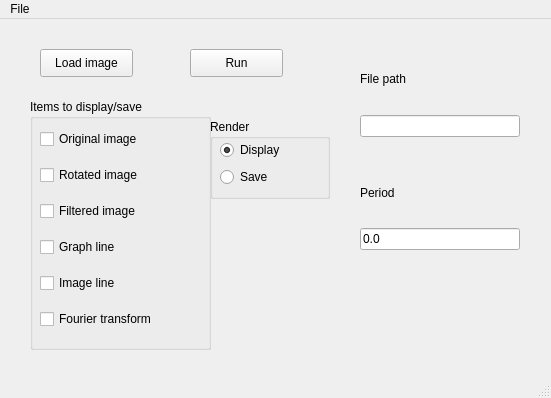
Old version of the form design-qt/main_window.ui in the repository raphaelhaehnel/agranat-lab.
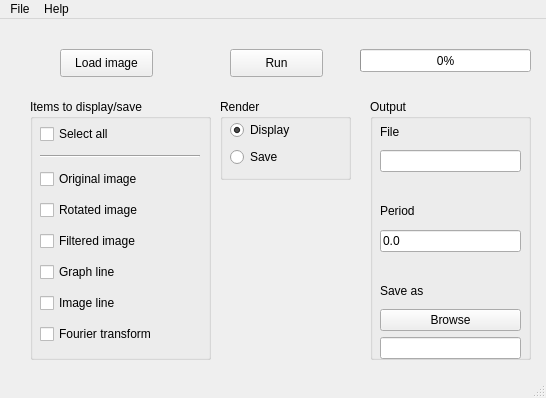
New version of the form. Icons and pictures are not drawn.

What changed in the file:
```diff
--- a/design-qt/main_window.ui
+++ b/design-qt/main_window.ui
@@ -6,7 +6,7 @@
    <rect>
     <x>0</x>
     <y>0</y>
-    <width>551</width>
+    <width>546</width>
     <height>398</height>
    </rect>
   </property>
@@ -22,7 +22,7 @@
    <widget class="QPushButton" name="pushButton">
     <property name="geometry">
      <rect>
-      <x>40</x>
+      <x>60</x>
       <y>30</y>
       <width>93</width>
       <height>28</height>
@@ -38,7 +38,7 @@
       <x>30</x>
       <y>80</y>
       <width>181</width>
-      <height>251</height>
+      <height>261</height>
      </rect>
     </property>
     <property name="title">
@@ -50,10 +50,24 @@
        <x>10</x>
        <y>20</y>
        <width>160</width>
-       <height>221</height>
+       <height>231</height>
       </rect>
      </property>
      <layout class="QVBoxLayout" name="verticalLayout">
+      <item>
+       <widget class="QCheckBox" name="checkBox_7">
+        <property name="text">
+         <string>Select all</string>
+        </property>
+       </widget>
+      </item>
+      <item>
+       <widget class="Line" name="line">
+        <property name="orientation">
+         <enum>Qt::Horizontal</enum>
+        </property>
+       </widget>
+      </item>
       <item>
        <widget class="QCheckBox" name="checkBox">
         <property name="text">
@@ -102,10 +116,10 @@
    <widget class="QGroupBox" name="groupBox_2">
     <property name="geometry">
      <rect>
-      <x>210</x>
-      <y>100</y>
-      <width>120</width>
-      <height>80</height>
+      <x>220</x>
+      <y>80</y>
+      <width>131</width>
+      <height>81</height>
      </rect>
     </property>
     <property name="title">
@@ -116,7 +130,7 @@
       <rect>
        <x>10</x>
        <y>20</y>
-       <width>101</width>
+       <width>111</width>
        <height>51</height>
       </rect>
      </property>
@@ -147,7 +161,7 @@
    <widget class="QPushButton" name="pushButton_2">
     <property name="geometry">
      <rect>
-      <x>190</x>
+      <x>230</x>
       <y>30</y>
       <width>93</width>
       <height>28</height>
@@ -157,20 +171,48 @@
      <string>Run</string>
     </property>
    </widget>
-   <widget class="QWidget" name="verticalLayoutWidget_3">
+   <widget class="QProgressBar" name="progressBar">
     <property name="geometry">
      <rect>
       <x>360</x>
       <y>30</y>
-      <width>160</width>
-      <height>201</height>
+      <width>171</width>
+      <height>23</height>
+     </rect>
+    </property>
+    <property name="value">
+     <number>0</number>
+    </property>
+    <property name="textVisible">
+     <bool>true</bool>
+    </property>
+   </widget>
+   <widget class="QGroupBox" name="groupBox_3">
+    <property name="geometry">
+     <rect>
+      <x>370</x>
+      <y>80</y>
+      <width>161</width>
+      <height>261</height>
+     </rect>
+    </property>
+    <property name="title">
+     <string>Output</string>
+    </property>
+    <widget class="QWidget" name="verticalLayoutWidget_3">
+     <property name="geometry">
+      <rect>
+       <x>10</x>
+       <y>20</y>
+       <width>141</width>
+       <height>240</height>
      </rect>
     </property>
     <layout class="QVBoxLayout" name="verticalLayout_3">
      <item>
       <widget class="QLabel" name="label_1">
        <property name="text">
-        <string>File path</string>
+         <string>File</string>
        </property>
       </widget>
      </item>
@@ -191,7 +233,7 @@
       </widget>
      </item>
      <item>
-      <spacer name="horizontalSpacer">
+       <spacer name="horizontalSpacer_2">
        <property name="orientation">
         <enum>Qt::Horizontal</enum>
        </property>
@@ -226,7 +268,51 @@
        </property>
       </widget>
      </item>
-    </layout>
+      <item>
+       <spacer name="horizontalSpacer">
+        <property name="orientation">
+         <enum>Qt::Horizontal</enum>
+        </property>
+        <property name="sizeHint" stdset="0">
+         <size>
+          <width>40</width>
+          <height>20</height>
+         </size>
+        </property>
+       </spacer>
+      </item>
+      <item>
+       <widget class="QLabel" name="label_3">
+        <property name="text">
+         <string>Save as</string>
+        </property>
+       </widget>
+      </item>
+      <item>
+       <widget class="QPushButton" name="pushButton_3">
+        <property name="text">
+         <string>Browse</string>
+        </property>
+       </widget>
+      </item>
+      <item>
+       <widget class="QLineEdit" name="lineEdit_3">
+        <property name="enabled">
+         <bool>true</bool>
+        </property>
+        <property name="text">
+         <string/>
+        </property>
+        <property name="readOnly">
+         <bool>true</bool>
+        </property>
+        <property name="clearButtonEnabled">
+         <bool>false</bool>
+        </property>
+       </widget>
+      </item>
+     </layout>
+    </widget>
    </widget>
   </widget>
   <widget class="QMenuBar" name="menubar">
@@ -234,7 +320,7 @@
     <rect>
      <x>0</x>
      <y>0</y>
-     <width>551</width>
+     <width>546</width>
      <height>26</height>
     </rect>
    </property>
@@ -244,7 +330,14 @@
     </property>
     <addaction name="actionDefine_parameters"/>
    </widget>
+   <widget class="QMenu" name="menuHelp">
+    <property name="title">
+     <string>Help</string>
+    </property>
+    <addaction name="actionAbout"/>
+   </widget>
    <addaction name="menuFile"/>
+   <addaction name="menuHelp"/>
   </widget>
   <widget class="QStatusBar" name="statusbar"/>
   <action name="actionDefine_parameters">
```
Left out of the diff: 13 changed lines with no effect on the pictures. Lines whose indentation alone changed are shown as unchanged.
